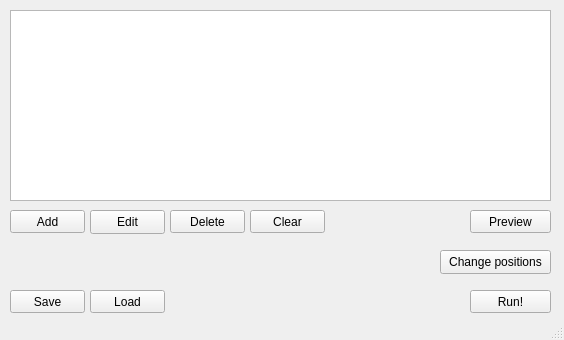
The window that mdma.ui (jakubwiktor/mdma) describes before a commit, drawn with Qt 5.
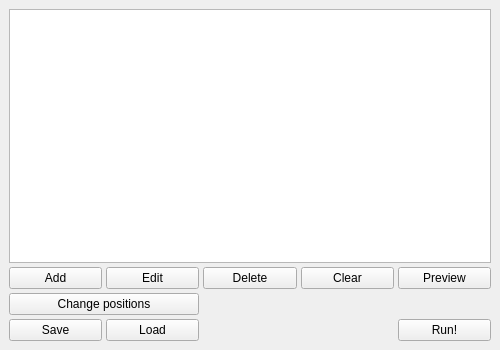
The same window after the commit.

Commit message: changed resizing of windows

Diff of the .ui file:
```diff
--- a/mdma.ui
+++ b/mdma.ui
@@ -2,147 +2,124 @@
 <ui version="4.0">
  <class>Mdma</class>
  <widget class="QMainWindow" name="Mdma">
+  <property name="enabled">
+   <bool>true</bool>
+  </property>
   <property name="geometry">
    <rect>
     <x>0</x>
     <y>0</y>
-    <width>564</width>
-    <height>340</height>
+    <width>500</width>
+    <height>350</height>
    </rect>
   </property>
+  <property name="minimumSize">
+   <size>
+    <width>500</width>
+    <height>350</height>
+   </size>
+  </property>
   <property name="windowTitle">
    <string>Mdma</string>
   </property>
   <widget class="QWidget" name="centralwidget">
-   <widget class="QListWidget" name="listWidget_configs">
-    <property name="geometry">
-     <rect>
-      <x>10</x>
-      <y>10</y>
-      <width>541</width>
-      <height>191</height>
-     </rect>
-    </property>
-   </widget>
-   <widget class="QPushButton" name="pushButton_run">
-    <property name="geometry">
-     <rect>
-      <x>470</x>
-      <y>290</y>
-      <width>81</width>
-      <height>23</height>
-     </rect>
-    </property>
-    <property name="text">
-     <string>Run!</string>
-    </property>
-   </widget>
-   <widget class="QPushButton" name="pushButton_load">
-    <property name="geometry">
-     <rect>
-      <x>90</x>
-      <y>290</y>
-      <width>75</width>
-      <height>23</height>
-     </rect>
-    </property>
-    <property name="text">
-     <string>Load</string>
-    </property>
-   </widget>
-   <widget class="QPushButton" name="pushButton_save">
-    <property name="geometry">
-     <rect>
-      <x>10</x>
-      <y>290</y>
-      <width>75</width>
-      <height>23</height>
-     </rect>
-    </property>
-    <property name="text">
-     <string>Save</string>
-    </property>
-   </widget>
-   <widget class="QPushButton" name="pushButton_clearConfiguration">
-    <property name="geometry">
-     <rect>
-      <x>250</x>
-      <y>210</y>
-      <width>75</width>
-      <height>23</height>
-     </rect>
-    </property>
-    <property name="text">
-     <string>Clear</string>
-    </property>
-   </widget>
-   <widget class="QPushButton" name="pushButton_preview">
-    <property name="geometry">
-     <rect>
-      <x>470</x>
-      <y>210</y>
-      <width>81</width>
-      <height>23</height>
-     </rect>
-    </property>
-    <property name="text">
-     <string>Preview</string>
-    </property>
-   </widget>
-   <widget class="QPushButton" name="pushButton_addConfiguration">
-    <property name="geometry">
-     <rect>
-      <x>10</x>
-      <y>210</y>
-      <width>75</width>
-      <height>23</height>
-     </rect>
-    </property>
-    <property name="text">
-     <string>Add</string>
-    </property>
-   </widget>
-   <widget class="QPushButton" name="pushButton_deleteConfiguration">
-    <property name="geometry">
-     <rect>
-      <x>170</x>
-      <y>210</y>
-      <width>75</width>
-      <height>23</height>
-     </rect>
-    </property>
-    <property name="text">
-     <string>Delete</string>
-    </property>
-   </widget>
-   <widget class="QPushButton" name="pushButton_editConfiguration">
-    <property name="geometry">
-     <rect>
-      <x>90</x>
-      <y>210</y>
-      <width>75</width>
-      <height>24</height>
-     </rect>
-    </property>
-    <property name="text">
-     <string>Edit</string>
-    </property>
-   </widget>
-   <widget class="QPushButton" name="pushButton_changePositions">
-    <property name="geometry">
-     <rect>
-      <x>440</x>
-      <y>250</y>
-      <width>111</width>
-      <height>24</height>
-     </rect>
-    </property>
-    <property name="text">
-     <string>Change positions</string>
-    </property>
-   </widget>
+   <property name="enabled">
+    <bool>true</bool>
+   </property>
+   <property name="sizePolicy">
+    <sizepolicy hsizetype="Expanding" vsizetype="Expanding">
+     <horstretch>0</horstretch>
+     <verstretch>0</verstretch>
+    </sizepolicy>
+   </property>
+   <property name="minimumSize">
+    <size>
+     <width>0</width>
+     <height>0</height>
+    </size>
+   </property>
+   <layout class="QGridLayout" name="gridLayout_2">
+    <item row="0" column="0">
+     <layout class="QGridLayout" name="gridLayout">
+      <property name="spacing">
+       <number>4</number>
+      </property>
+      <item row="1" column="0">
+       <widget class="QPushButton" name="pushButton_addConfiguration">
+        <property name="text">
+         <string>Add</string>
+        </property>
+       </widget>
+      </item>
+      <item row="1" column="1">
+       <widget class="QPushButton" name="pushButton_editConfiguration">
+        <property name="text">
+         <string>Edit</string>
+        </property>
+       </widget>
+      </item>
+      <item row="1" column="2">
+       <widget class="QPushButton" name="pushButton_deleteConfiguration">
+        <property name="text">
+         <string>Delete</string>
+        </property>
+       </widget>
+      </item>
+      <item row="1" column="3">
+       <widget class="QPushButton" name="pushButton_clearConfiguration">
+        <property name="text">
+         <string>Clear</string>
+        </property>
+       </widget>
+      </item>
+      <item row="1" column="4">
+       <widget class="QPushButton" name="pushButton_preview">
+        <property name="sizePolicy">
+         <sizepolicy hsizetype="Minimum" vsizetype="Fixed">
+          <horstretch>0</horstretch>
+          <verstretch>0</verstretch>
+         </sizepolicy>
+        </property>
+        <property name="text">
+         <string>Preview</string>
+        </property>
+       </widget>
+      </item>
+      <item row="2" column="0" colspan="2">
+       <widget class="QPushButton" name="pushButton_changePositions">
+        <property name="text">
+         <string>Change positions</string>
+        </property>
+       </widget>
+      </item>
+      <item row="3" column="0">
+       <widget class="QPushButton" name="pushButton_save">
+        <property name="text">
+         <string>Save</string>
+        </property>
+       </widget>
+      </item>
+      <item row="3" column="1">
+       <widget class="QPushButton" name="pushButton_load">
+        <property name="text">
+         <string>Load</string>
+        </property>
+       </widget>
+      </item>
+      <item row="3" column="4">
+       <widget class="QPushButton" name="pushButton_run">
+        <property name="text">
+         <string>Run!</string>
+        </property>
+       </widget>
+      </item>
+      <item row="0" column="0" colspan="5">
+       <widget class="QListWidget" name="listWidget_configs"/>
+      </item>
+     </layout>
+    </item>
+   </layout>
   </widget>
-  <widget class="QStatusBar" name="statusbar"/>
  </widget>
  <resources/>
  <connections/>
```
The commit also changes 4 other files.
